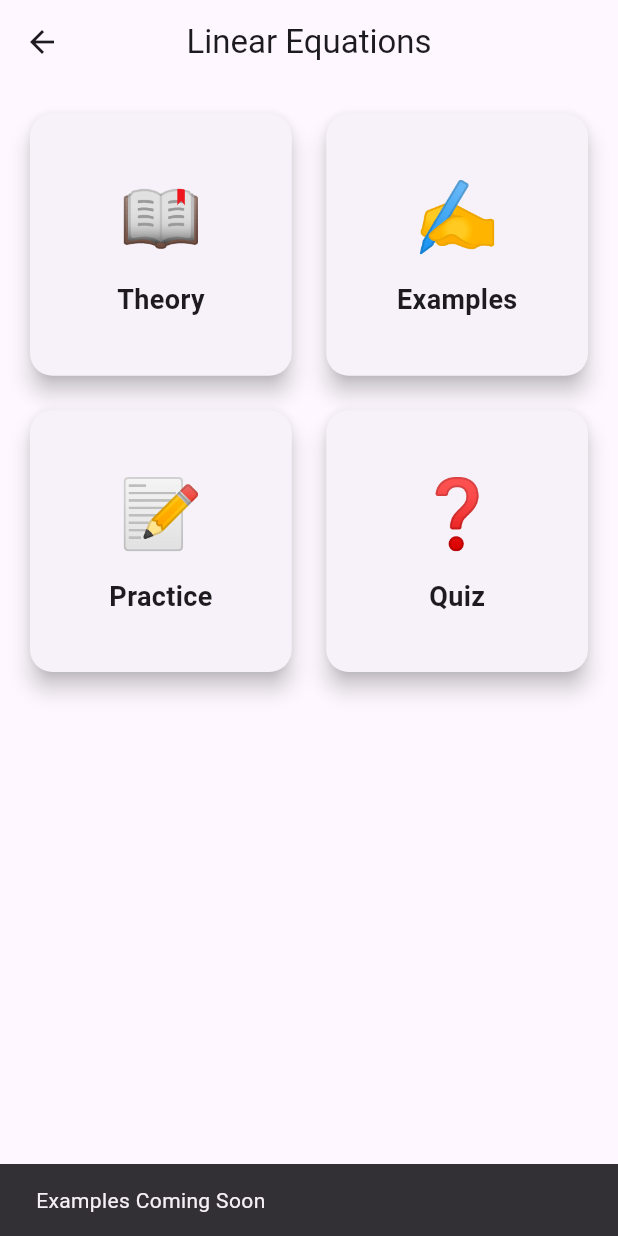
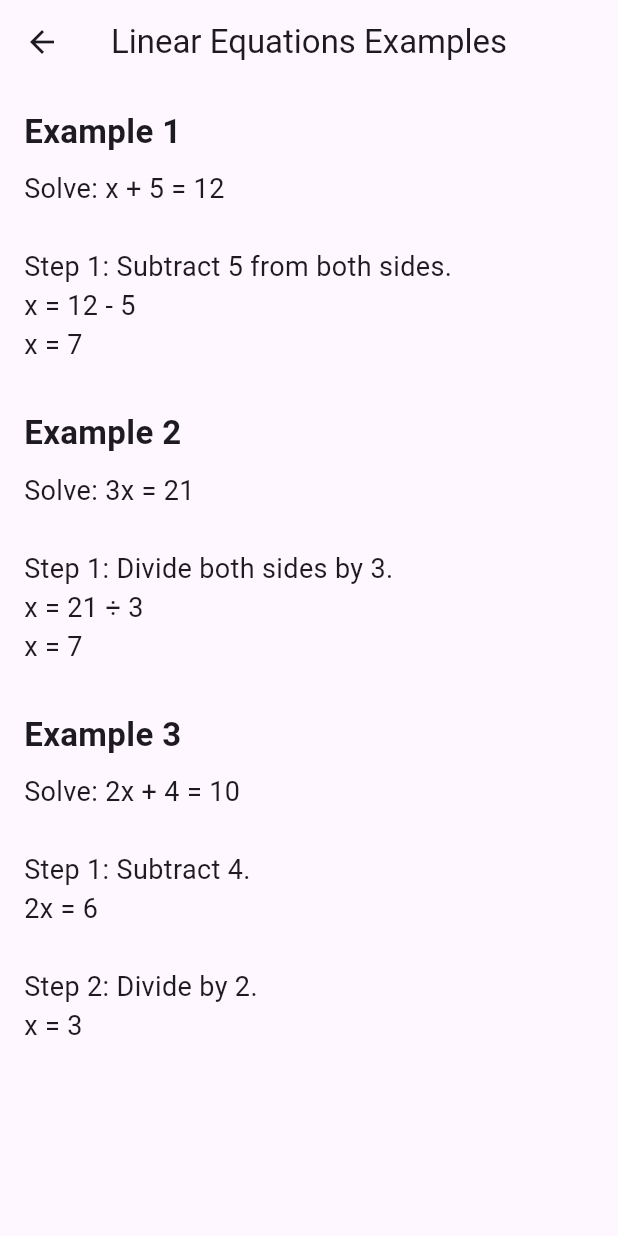
Before and after one commit to raojiyaul65-spec/math_master, a Flutter app: the LinearEquationsScreen screen opened directly, after a tap on "✍️", on a phone screen of 412 x 824 dp. Run offline on Flutter 3.47's test engine with Material 3 defaults, Android fonts, the phone set to English and light mode, and no system bars.

Commit message:
Added Linear Equations Module

```diff
--- a/lib/screens/linear_equations_screen.dart
+++ b/lib/screens/linear_equations_screen.dart
@@ -1,5 +1,8 @@
 import 'package:flutter/material.dart';
 import 'linear_theory_screen.dart';
+import 'linear_examples_screen.dart';
+import 'linear_practice_screen.dart';
+import 'linear_quiz_screen.dart';
 
 class LinearEquationsScreen extends StatelessWidget {
   const LinearEquationsScreen({super.key});
@@ -18,7 +21,6 @@ class LinearEquationsScreen extends StatelessWidget {
           crossAxisSpacing: 15,
           mainAxisSpacing: 15,
           children: [
-
             _buildCard(
               context,
               "📖",
@@ -30,21 +32,21 @@ class LinearEquationsScreen extends StatelessWidget {
               context,
               "✍️",
               "Examples",
-              null,
+              const LinearExamplesScreen(),
             ),
 
             _buildCard(
               context,
               "📝",
               "Practice",
-              null,
+              const LinearPracticeScreen(),
             ),
 
             _buildCard(
               context,
               "❓",
               "Quiz",
-              null,
+              const LinearQuizScreen(),
             ),
           ],
         ),
@@ -56,23 +58,15 @@ class LinearEquationsScreen extends StatelessWidget {
     BuildContext context,
     String emoji,
     String title,
-      Widget? screen,
+    Widget screen,
   ) {
     return InkWell(
       borderRadius: BorderRadius.circular(15),
       onTap: () {
-        if (screen != null) {
         Navigator.push(
           context,
           MaterialPageRoute(builder: (_) => screen),
         );
-        } else {
-          ScaffoldMessenger.of(context).showSnackBar(
-            SnackBar(
-              content: Text("$title Coming Soon"),
-            ),
-          );
-        }
       },
       child: Card(
         elevation: 6,
--- a/lib/screens/linear_examples_screen.dart
+++ b/lib/screens/linear_examples_screen.dart
@@ -0,0 +1,67 @@
+import 'package:flutter/material.dart';
+
+class LinearExamplesScreen extends StatelessWidget {
+  const LinearExamplesScreen({super.key});
+
+  @override
+  Widget build(BuildContext context) {
+    return Scaffold(
+      appBar: AppBar(
+        title: const Text("Linear Equations Examples"),
+        centerTitle: true,
+      ),
+      body: ListView(
+        padding: const EdgeInsets.all(16),
+        children: const [
+
+          Text(
+            "Example 1",
+            style: TextStyle(fontSize: 22, fontWeight: FontWeight.bold),
+          ),
+          SizedBox(height: 10),
+
+          Text(
+            "Solve: x + 5 = 12\n\n"
+            "Step 1: Subtract 5 from both sides.\n"
+            "x = 12 - 5\n"
+            "x = 7",
+            style: TextStyle(fontSize: 18),
+          ),
+
+          SizedBox(height: 30),
+
+          Text(
+            "Example 2",
+            style: TextStyle(fontSize: 22, fontWeight: FontWeight.bold),
+          ),
+          SizedBox(height: 10),
+
+          Text(
+            "Solve: 3x = 21\n\n"
+            "Step 1: Divide both sides by 3.\n"
+            "x = 21 ÷ 3\n"
+            "x = 7",
+            style: TextStyle(fontSize: 18),
+          ),
+
+          SizedBox(height: 30),
+
+          Text(
+            "Example 3",
+            style: TextStyle(fontSize: 22, fontWeight: FontWeight.bold),
+          ),
+          SizedBox(height: 10),
+
+          Text(
+            "Solve: 2x + 4 = 10\n\n"
+            "Step 1: Subtract 4.\n"
+            "2x = 6\n\n"
+            "Step 2: Divide by 2.\n"
+            "x = 3",
+            style: TextStyle(fontSize: 18),
+          ),
+        ],
+      ),
+    );
+  }
+}
```
Also changed, not shown: lib/screens/linear_theory_screen.dart (+43 -15 lines). Lines whose indentation alone changed are shown as unchanged.
